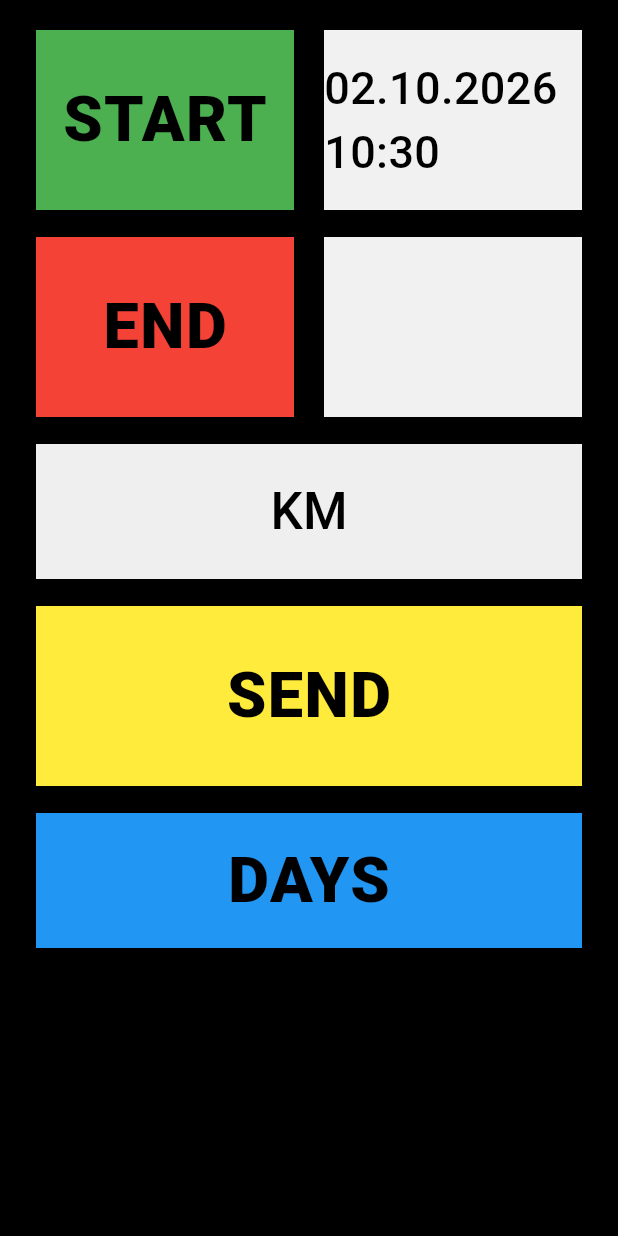
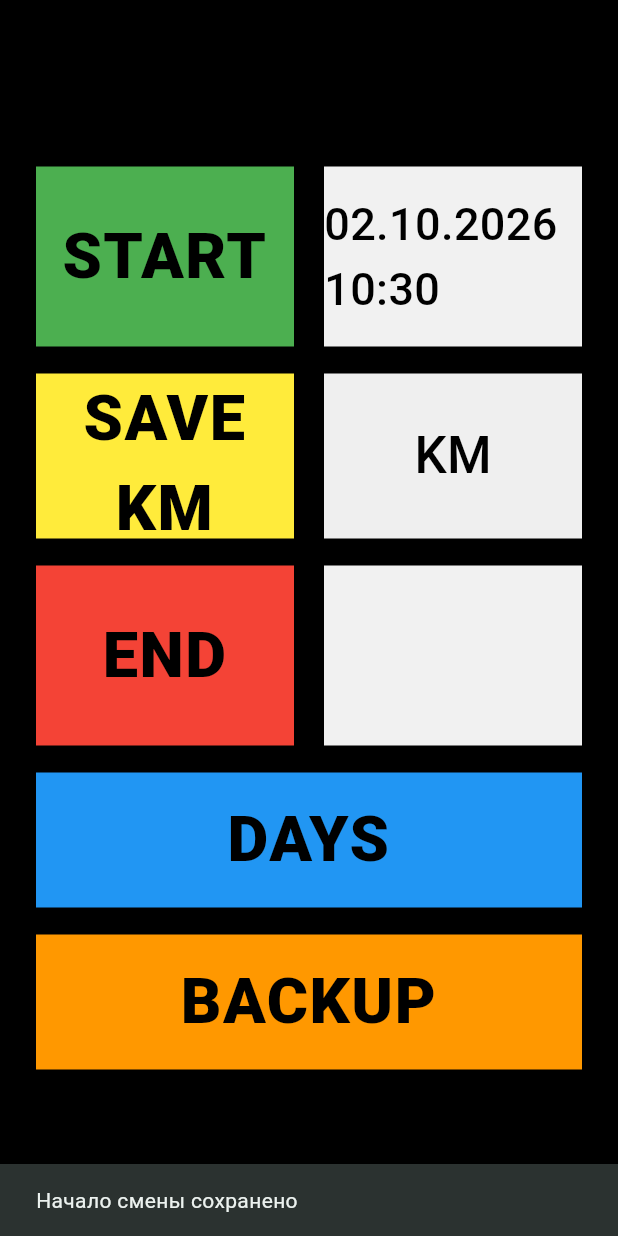
Before and after one commit to Vasili6666/TachoControl, a Flutter app: the screen it shows after launch, after a tap on "START", on a phone screen of 412 x 824 dp. Run offline on Flutter 3.47's test engine with Material 3 defaults, Android fonts, the phone set to English and light mode, and no system bars; our stand-ins replace csv, share_plus, sqflite; accounts and stored records are empty.

Commit message:
Add backup button and center action label

```diff
--- a/lib/main.dart
+++ b/lib/main.dart
@@ -866,6 +866,7 @@ class MyHomePage extends StatefulWidget {
 class _MyHomePageState extends State<MyHomePage> {
   DateTime? _startAt;
   DateTime? _endAt;
+  int? _currentShiftId;
   final TextEditingController _mileageController = TextEditingController();
   bool _isMileageEditing = false;
 
@@ -873,6 +874,34 @@ class _MyHomePageState extends State<MyHomePage> {
   void initState() {
     super.initState();
     ShiftDatabase.database;
+  }
+
+  Future<void> _persistShift({bool closeShift = false}) async {
+    final db = await ShiftDatabase.database;
+    final startAt = (_startAt ?? DateTime.now()).toIso8601String();
+    final endAt = closeShift
+        ? (_endAt ?? DateTime.now()).toIso8601String()
+        : _endAt?.toIso8601String();
+    final mileage = _mileageController.text.trim();
+
+    final data = {
+      'start_at': startAt,
+      if (endAt != null) 'end_at': endAt,
+      if (mileage.isNotEmpty) 'mileage': mileage,
+      'created_at': startAt,
+    };
+
+    if (_currentShiftId == null) {
+      _currentShiftId = await db.insert('shifts', data);
+      return;
+    }
+
+    await db.update(
+      'shifts',
+      data,
+      where: 'id = ?',
+      whereArgs: [_currentShiftId],
+    );
   }
 
   static DateTime? _tryParseManualDateTime(String raw) {
@@ -935,15 +964,94 @@ class _MyHomePageState extends State<MyHomePage> {
   }
 
   Future<void> _setStart() async {
+    final start = DateTime.now();
     setState(() {
-      _startAt = DateTime.now();
+      _startAt = start;
     });
+
+    try {
+      await _persistShift();
+      if (!mounted) return;
+      ScaffoldMessenger.of(context).showSnackBar(
+        const SnackBar(content: Text('Начало смены сохранено')),
+      );
+    } catch (error) {
+      if (!mounted) return;
+      ScaffoldMessenger.of(context).showSnackBar(
+        SnackBar(content: Text('Ошибка сохранения старта: $error')),
+      );
+    }
+  }
+
+  Future<void> _saveMileage() async {
+    final trimmed = _mileageController.text.trim();
+    if (trimmed.isEmpty) {
+      ScaffoldMessenger.of(context).showSnackBar(
+        const SnackBar(content: Text('Введите показание километров')),
+      );
+      return;
+    }
+
+    if (_startAt == null) {
+      ScaffoldMessenger.of(context).showSnackBar(
+        const SnackBar(content: Text('Сначала сохраните старт смены')),
+      );
+      return;
+    }
+
+    try {
+      await _persistShift();
+      if (!mounted) return;
+      ScaffoldMessenger.of(context).showSnackBar(
+        const SnackBar(content: Text('Пробег сохранён')),
+      );
+    } catch (error) {
+      if (!mounted) return;
+      ScaffoldMessenger.of(context).showSnackBar(
+        SnackBar(content: Text('Ошибка сохранения пробега: $error')),
+      );
+    }
   }
 
   Future<void> _setEnd() async {
+    final end = DateTime.now();
     setState(() {
-      _endAt = DateTime.now();
+      _endAt = end;
     });
+    try {
+      await _persistShift(closeShift: true);
+      if (!mounted) return;
+      ScaffoldMessenger.of(context).showSnackBar(
+        const SnackBar(content: Text('Смена закрыта и сохранена')),
+      );
+      setState(() {
+        _startAt = null;
+        _endAt = null;
+        _currentShiftId = null;
+        _mileageController.clear();
+        _isMileageEditing = false;
+      });
+    } catch (error) {
+      if (!mounted) return;
+      ScaffoldMessenger.of(context).showSnackBar(
+        SnackBar(content: Text('Ошибка закрытия смены: $error')),
+      );
+    }
+  }
+
+  Future<void> _createBackup() async {
+    try {
+      await ShiftDatabase.createCsvBackup();
+      if (!mounted) return;
+      ScaffoldMessenger.of(context).showSnackBar(
+        const SnackBar(content: Text('Резервная копия создана')),
+      );
+    } catch (error) {
+      if (!mounted) return;
+      ScaffoldMessenger.of(context).showSnackBar(
+        SnackBar(content: Text('Ошибка резервного копирования: $error')),
+      );
+    }
   }
 
   Future<void> _editDateTime({required bool isStart}) async {
@@ -1003,52 +1111,6 @@ class _MyHomePageState extends State<MyHomePage> {
     });
   }
 
-  Future<void> _sendToDatabase() async {
-    try {
-      final db = await ShiftDatabase.database;
-
-      await db.insert(
-        'shifts',
-        {
-          'start_at': _startAt?.toIso8601String(),
-          'end_at': _endAt?.toIso8601String(),
-          'mileage': _mileageController.text.trim(),
-          'created_at': DateTime.now().toIso8601String(),
-        },
-        conflictAlgorithm: ConflictAlgorithm.replace,
-      );
-
-      if (!mounted) return;
-
-      setState(() {
-        _startAt = null;
-        _endAt = null;
-        _mileageController.clear();
-        _isMileageEditing = false;
-      });
-
-      ScaffoldMessenger.of(context).showSnackBar(
-        const SnackBar(content: Text('Данные отправлены в БД')),
-      );
-
-      try {
-        await ShiftDatabase.createCsvBackup();
-      } catch (_) {
-        if (!mounted) return;
-        ScaffoldMessenger.of(context).showSnackBar(
-          const SnackBar(
-            content: Text('Данные сохранены, но резервная копия не создана'),
-          ),
-        );
-      }
-    } catch (error) {
-      if (!mounted) return;
-      ScaffoldMessenger.of(context).showSnackBar(
-        SnackBar(content: Text('Ошибка сохранения: $error')),
-      );
-    }
-  }
-
   @override
   void dispose() {
     _mileageController.dispose();
@@ -1065,6 +1127,7 @@ class _MyHomePageState extends State<MyHomePage> {
             width: 900,
             child: Padding(
               padding: const EdgeInsets.symmetric(horizontal: 24, vertical: 20),
+              child: SingleChildScrollView(
                 child: Column(
                   crossAxisAlignment: CrossAxisAlignment.stretch,
                   children: [
@@ -1091,24 +1154,14 @@ class _MyHomePageState extends State<MyHomePage> {
                       children: [
                         Expanded(
                           child: _ActionButton(
-                          label: 'END',
-                          color: Colors.red,
-                          onPressed: _setEnd,
+                            label: 'SAVE KM',
+                            color: Colors.yellow,
+                            onPressed: _saveMileage,
+                            height: 110,
                           ),
                         ),
                         const SizedBox(width: 20),
                         Expanded(
-                        child: _DateBox(
-                          dateTime: _endAt,
-                          onTap: () => _editDateTime(isStart: false),
-                        ),
-                      ),
-                    ],
-                  ),
-                  const SizedBox(height: 18),
-                  Center(
-                    child: SizedBox(
-                      width: 420,
                           child: GestureDetector(
                             onTap: () {
                               setState(() {
@@ -1118,7 +1171,7 @@ class _MyHomePageState extends State<MyHomePage> {
                             child: _isMileageEditing
                                 ? _MileageInput(controller: _mileageController)
                                 : Container(
-                                height: 90,
+                                    height: 110,
                                     color: const Color(0xFFEFEFEF),
                                     alignment: Alignment.center,
                                     child: const Text(
@@ -1132,16 +1185,23 @@ class _MyHomePageState extends State<MyHomePage> {
                                   ),
                           ),
                         ),
+                      ],
                     ),
                     const SizedBox(height: 18),
                     Row(
                       children: [
                         Expanded(
                           child: _ActionButton(
-                          label: 'SEND',
-                          color: Colors.yellow,
-                          onPressed: _sendToDatabase,
-                          height: 120,
+                            label: 'END',
+                            color: Colors.red,
+                            onPressed: _setEnd,
+                          ),
+                        ),
+                        const SizedBox(width: 20),
+                        Expanded(
+                          child: _DateBox(
+                            dateTime: _endAt,
+                            onTap: () => _editDateTime(isStart: false),
                           ),
                         ),
                       ],
@@ -1162,7 +1222,18 @@ class _MyHomePageState extends State<MyHomePage> {
                         height: 90,
                       ),
                     ),
+                    const SizedBox(height: 18),
+                    SizedBox(
+                      height: 90,
+                      child: _ActionButton(
+                        label: 'BACKUP',
+                        color: Colors.orange,
+                        onPressed: _createBackup,
+                        height: 90,
+                      ),
+                    ),
                   ],
+                ),
               ),
             ),
           ),
@@ -1203,6 +1274,7 @@ class _ActionButton extends StatelessWidget {
         child: Center(
           child: Text(
             label,
+            textAlign: TextAlign.center,
             style: const TextStyle(
               fontSize: 42,
               fontWeight: FontWeight.w800,
```
Also changed, not shown: 1 other file. Lines whose indentation alone changed are shown as unchanged.
